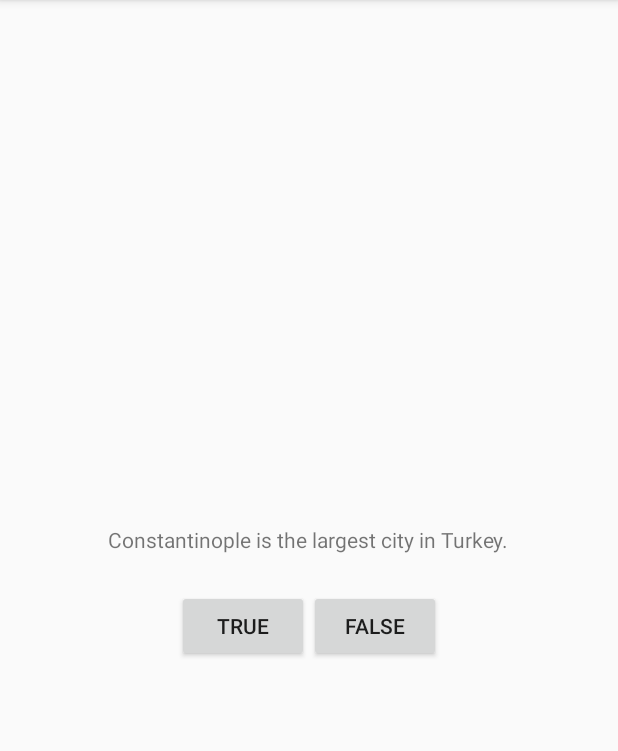
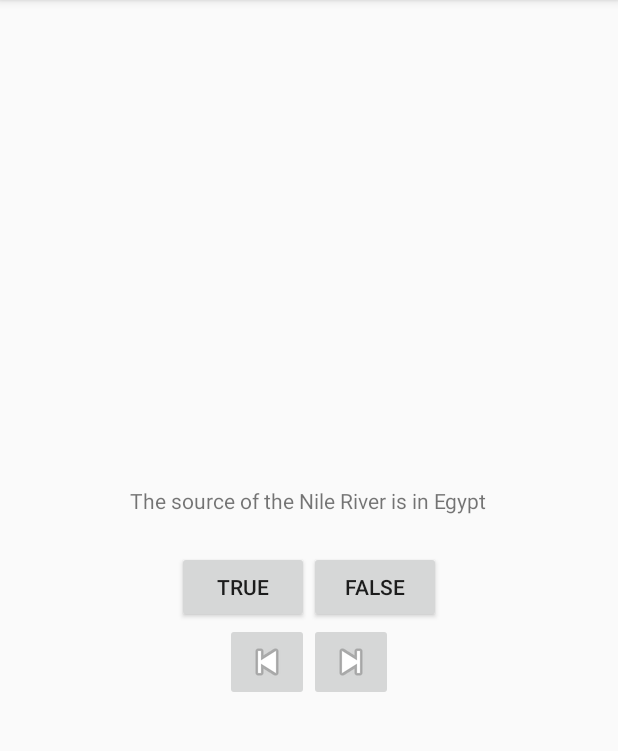
Before and after one commit to rodrixan/AndroidCAS, an Android app: the screen it shows after launch (QuizActivity), after a tap on "TRUE", on a phone screen of 412 x 824 dp, the part 84-835 px from its top. Run offline under Robolectric (Android 15) with nearby library versions, the phone set to English and light mode, and no system bars; 1 statement that could not run was skipped.

Commit message:
GeoQuiz: next and prev buttons

```diff
--- a/GeoQuiz/app/build.gradle
+++ b/GeoQuiz/app/build.gradle
@@ -24,4 +24,5 @@ dependencies {
     testCompile 'junit:junit:4.12'
     compile 'com.android.support:appcompat-v7:23.1.1'
     compile 'com.android.support:design:23.1.1'
+    compile 'com.google.android.gms:play-services-appindexing:8.1.0'
 }
--- a/GeoQuiz/app/src/main/java/es/uam/eps/tfg/cas/android/examples/geoquiz/QuizActivity.java
+++ /dev/null
@@ -1,80 +0,0 @@
-package es.uam.eps.tfg.cas.android.examples.geoquiz;
-
-import android.os.Bundle;
-import android.support.v7.app.AppCompatActivity;
-import android.support.v7.widget.Toolbar;
-import android.view.Menu;
-import android.view.MenuItem;
-import android.view.View;
-import android.widget.Button;
-import android.widget.Toast;
-
-public class QuizActivity extends AppCompatActivity {
-
-    private Button mTrueButton;
-    private Button mFalseButton;
-
-
-    @Override
-    protected void onCreate(final Bundle savedInstanceState) {
-        super.onCreate(savedInstanceState);
-        setContentView(R.layout.activity_quiz);
-
-        wireButtons();
-        setButtonListeners();
-        setToolBar();
-    }
-
-
-    private void wireButtons() {
-        mTrueButton = (Button) findViewById(R.id.true_button);
-        mFalseButton = (Button) findViewById(R.id.false_button);
-    }
-
-    private void setButtonListeners() {
-        mTrueButton.setOnClickListener(new View.OnClickListener() {
-            @Override
-            public void onClick(final View v) {
-                showToast(QuizActivity.this, R.string.correct_toast);
-            }
-        });
-
-        mFalseButton.setOnClickListener(new View.OnClickListener() {
-            @Override
-            public void onClick(final View v) {
-                showToast(QuizActivity.this, R.string.incorrect_toast);
-            }
-        });
-    }
-
-    private static void showToast(final AppCompatActivity context, final int stringId) {
-        Toast.makeText(context, stringId, Toast.LENGTH_SHORT).show();
-    }
-
-    private void setToolBar() {
-        final Toolbar toolbar = (Toolbar) findViewById(R.id.toolbar);
-        setSupportActionBar(toolbar);
-    }
-
-    @Override
-    public boolean onCreateOptionsMenu(final Menu menu) {
-        // Inflate the menu; this adds items to the action bar if it is present.
-        getMenuInflater().inflate(R.menu.menu_main, menu);
-        return true;
-    }
-
-    @Override
-    public boolean onOptionsItemSelected(final MenuItem item) {
-        // Handle action bar item clicks here. The action bar will
-        // automatically handle clicks on the Home/Up button, so long
-        // as you specify a parent activity in AndroidManifest.xml.
-        final int id = item.getItemId();
-
-        //noinspection SimplifiableIfStatement
-        if (id == R.id.action_settings) {
-            return true;
-        }
-
-        return super.onOptionsItemSelected(item);
-    }
-}
--- /dev/null
+++ b/GeoQuiz/app/src/main/java/es/uam/eps/tfg/cas/android/examples/geoquiz/controller/QuizActivity.java
@@ -0,0 +1,168 @@
+package es.uam.eps.tfg.cas.android.examples.geoquiz.controller;
+
+import android.os.Bundle;
+import android.support.v7.app.AppCompatActivity;
+import android.support.v7.widget.Toolbar;
+import android.view.Menu;
+import android.view.MenuItem;
+import android.view.View;
+import android.widget.Button;
+import android.widget.ImageButton;
+import android.widget.TextView;
+import android.widget.Toast;
+
+import com.google.android.gms.appindexing.AppIndex;
+import com.google.android.gms.common.api.GoogleApiClient;
+
+import es.uam.eps.tfg.cas.android.examples.geoquiz.R;
+import es.uam.eps.tfg.cas.android.examples.geoquiz.model.Question;
+
+public class QuizActivity extends AppCompatActivity {
+
+    private Button mTrueButton;
+    private Button mFalseButton;
+    private ImageButton mPreviousButton;
+    private ImageButton mNextButton;
+    private TextView mQuestionTextView;
+
+    private final Question[] mQuestionBank = new Question[]{
+            new Question(R.string.question_africa, true),
+            new Question(R.string.question_mom, false),
+            new Question(R.string.question_ocean, true)
+    };
+
+    private int mCurrentIndex = 0;
+    /**
+     * ATTENTION: This was auto-generated to implement the App Indexing API.
+     * See https://g.co/AppIndexing/AndroidStudio for more information.
+     */
+    private GoogleApiClient mClient;
+
+
+    @Override
+    protected void onCreate(final Bundle savedInstanceState) {
+        super.onCreate(savedInstanceState);
+        setContentView(R.layout.activity_quiz);
+
+        wireButtons();
+        wireTextView();
+        setListeners();
+        setToolBar();
+        randomQuestion();
+        // ATTENTION: This was auto-generated to implement the App Indexing API.
+        // See https://g.co/AppIndexing/AndroidStudio for more information.
+        mClient = new GoogleApiClient.Builder(this).addApi(AppIndex.API).build();
+    }
+
+    private void randomQuestion() {
+        mCurrentIndex = (Double.valueOf(Math.random()).intValue()) % mQuestionBank.length;
+        final int questionId = mQuestionBank[mCurrentIndex].getTextResId();
+        mQuestionTextView.setText(questionId);
+    }
+
+
+    private void wireButtons() {
+        mTrueButton = (Button) findViewById(R.id.true_button);
+        mFalseButton = (Button) findViewById(R.id.false_button);
+        mPreviousButton = (ImageButton) findViewById(R.id.previous_button);
+        mNextButton = (ImageButton) findViewById(R.id.next_button);
+    }
+
+    private void wireTextView() {
+        mQuestionTextView = (TextView) findViewById(R.id.question_text_view);
+    }
+
+    private void setListeners() {
+        mTrueButton.setOnClickListener(new View.OnClickListener() {
+            @Override
+            public void onClick(final View v) {
+                final int toastMsgId = checkAnswer(true);
+                showToast(QuizActivity.this, toastMsgId);
+            }
+        });
+
+        mFalseButton.setOnClickListener(new View.OnClickListener() {
+            @Override
+            public void onClick(final View v) {
+                final int toastMsgId = checkAnswer(false);
+                showToast(QuizActivity.this, toastMsgId);
+            }
+        });
+
+        mNextButton.setOnClickListener(new View.OnClickListener() {
+            @Override
+            public void onClick(final View v) {
+                nextQuestion();
+            }
+        });
+
+        mPreviousButton.setOnClickListener(new View.OnClickListener() {
+            @Override
+            public void onClick(final View v) {
+                previousQuestion();
+            }
+        });
+
+        mQuestionTextView.setOnClickListener(new View.OnClickListener() {
+            @Override
+            public void onClick(final View v) {
+                nextQuestion();
+            }
+        });
+    }
+
+    private void showToast(final AppCompatActivity context, final int stringId) {
+
+        Toast.makeText(QuizActivity.this, stringId, Toast.LENGTH_SHORT).show();
+    }
+
+    private void setToolBar() {
+        final Toolbar toolbar = (Toolbar) findViewById(R.id.toolbar);
+        setSupportActionBar(toolbar);
+    }
+
+    private void nextQuestion() {
+        mCurrentIndex = (mCurrentIndex + 1) % mQuestionBank.length;
+        final int questionId = mQuestionBank[mCurrentIndex].getTextResId();
+        mQuestionTextView.setText(questionId);
+    }
+
+    private void previousQuestion() {
+        mCurrentIndex--;
+        if (mCurrentIndex == -1) {
+            mCurrentIndex = mQuestionBank.length - 1;
+        }
+        final int questionId = mQuestionBank[mCurrentIndex].getTextResId();
+        mQuestionTextView.setText(questionId);
+    }
+
+    private int checkAnswer(final boolean userPressedValue) {
+        final boolean questionAnswer = mQuestionBank[mCurrentIndex].isAnswerTrue();
+        final int mResId = (userPressedValue == questionAnswer) ? R.string.correct_toast : R.string.incorrect_toast;
+        return mResId;
+    }
+
+    @Override
+    public boolean onCreateOptionsMenu(final Menu menu) {
+        // Inflate the menu; this adds items to the action bar if it is present.
+        getMenuInflater().inflate(R.menu.menu_main, menu);
+        return true;
+    }
+
+    @Override
+    public boolean onOptionsItemSelected(final MenuItem item) {
+        // Handle action bar item clicks here. The action bar will
+        // automatically handle clicks on the Home/Up button, so long
+        // as you specify a parent activity in AndroidManifest.xml.
+        final int id = item.getItemId();
+
+        //noinspection SimplifiableIfStatement
+        if (id == R.id.action_settings) {
+            return true;
+        }
+
+        return super.onOptionsItemSelected(item);
+    }
+
+
+}
--- /dev/null
+++ b/GeoQuiz/app/src/main/java/es/uam/eps/tfg/cas/android/examples/geoquiz/model/Question.java
@@ -0,0 +1,24 @@
+package es.uam.eps.tfg.cas.android.examples.geoquiz.model;
+
+/**
+ * Created by jutna on 01/03/2016.
+ */
+public class Question {
+
+    private final int mTextResId;
+    private final boolean mAnswer;
+
+    public Question(final int textResId, final boolean answer) {
+        mTextResId = textResId;
+        mAnswer = answer;
+    }
+
+    public boolean isAnswerTrue() {
+        return mAnswer;
+    }
+
+    public int getTextResId() {
+        return mTextResId;
+    }
+
+}
--- a/GeoQuiz/app/src/main/res/layout/activity_quiz.xml
+++ b/GeoQuiz/app/src/main/res/layout/activity_quiz.xml
@@ -5,7 +5,7 @@
     android:layout_width="match_parent"
     android:layout_height="match_parent"
     android:fitsSystemWindows="true"
-    tools:context="es.uam.eps.tfg.cas.android.examples.geoquiz.QuizActivity">
+    tools:context=".controller.QuizActivity">
 
     <android.support.design.widget.AppBarLayout
         android:layout_width="match_parent"
--- a/GeoQuiz/app/src/main/res/layout/content_quiz.xml
+++ b/GeoQuiz/app/src/main/res/layout/content_quiz.xml
@@ -7,14 +7,15 @@
     android:gravity="center"
     android:orientation="vertical"
     app:layout_behavior="@string/appbar_scrolling_view_behavior"
-    tools:context="es.uam.eps.tfg.cas.android.examples.geoquiz.QuizActivity"
+    tools:context=".controller.QuizActivity"
     tools:showIn="@layout/activity_quiz">
 
     <TextView
+        android:id="@+id/question_text_view"
         android:layout_width="wrap_content"
         android:layout_height="wrap_content"
-        android:padding="24dp"
-        android:text="@string/question_text" />
+        android:padding="24dp" />
+
     <LinearLayout
         android:layout_width="wrap_content"
         android:layout_height="wrap_content"
@@ -24,12 +25,31 @@
             android:id="@+id/true_button"
             android:layout_width="wrap_content"
             android:layout_height="wrap_content"
-            android:text="@string/true_button"/>
+            android:text="@string/true_button" />
+
         <Button
             android:id="@+id/false_button"
             android:layout_width="wrap_content"
             android:layout_height="wrap_content"
-            android:text="@string/false_button"/>
+            android:text="@string/false_button" />
 
     </LinearLayout>
+
+    <LinearLayout
+        android:layout_width="wrap_content"
+        android:layout_height="wrap_content"
+        android:orientation="horizontal">
+
+        <ImageButton
+            android:id="@+id/previous_button"
+            android:layout_width="wrap_content"
+            android:layout_height="wrap_content"
+            android:src="@android:drawable/ic_media_previous" />
+
+        <ImageButton
+            android:id="@+id/next_button"
+            android:layout_width="wrap_content"
+            android:layout_height="wrap_content"
+            android:src="@android:drawable/ic_media_next" />
+    </LinearLayout>
 </LinearLayout>
--- a/GeoQuiz/app/src/main/res/menu/menu_main.xml
+++ b/GeoQuiz/app/src/main/res/menu/menu_main.xml
@@ -1,7 +1,7 @@
 <menu xmlns:android="http://schemas.android.com/apk/res/android"
     xmlns:app="http://schemas.android.com/apk/res-auto"
     xmlns:tools="http://schemas.android.com/tools"
-    tools:context="es.uam.eps.tfg.cas.android.examples.geoquiz.QuizActivity">
+    tools:context=".controller.QuizActivity">
     <item
         android:id="@+id/action_settings"
         android:orderInCategory="100"
--- a/GeoQuiz/app/src/main/res/values/strings.xml
+++ b/GeoQuiz/app/src/main/res/values/strings.xml
@@ -2,9 +2,16 @@
     <string name="app_name">GeoQuiz</string>
     <string name="action_settings">Settings</string>
 
-    <string name="question_text">Constantinople is the largest city in Turkey.</string>
     <string name="true_button">True</string>
     <string name="false_button">False</string>
+    <string name="next_button">Next</string>
+
     <string name="correct_toast">Correct!</string>
     <string name="incorrect_toast">Incorrect!</string>
+
+    <!-- Questions -->
+    <string name="question_ocean">The Pacific Ocean is larger than the Atlantic Ocean</string>
+    <string name="question_mom">Your mom lives in Jabba the Hutt Palace</string>
+    <string name="question_africa">The source of the Nile River is in Egypt</string>
+
 </resources>
```
Also changed, not shown: GeoQuiz/app/src/main/AndroidManifest.xml (+6 -1 lines).
